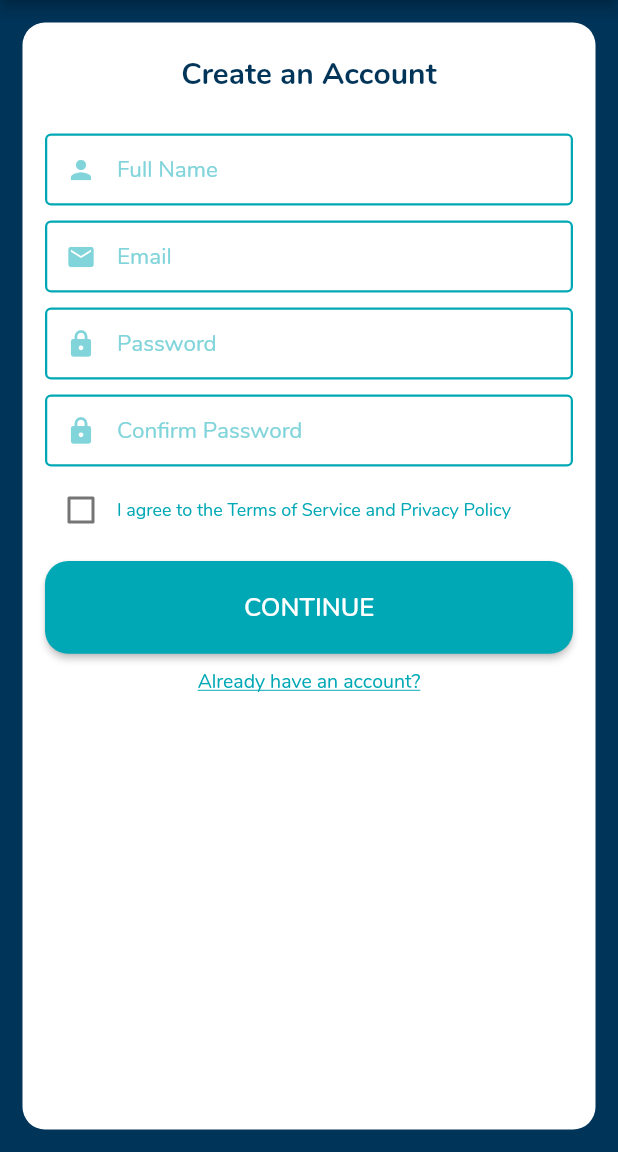
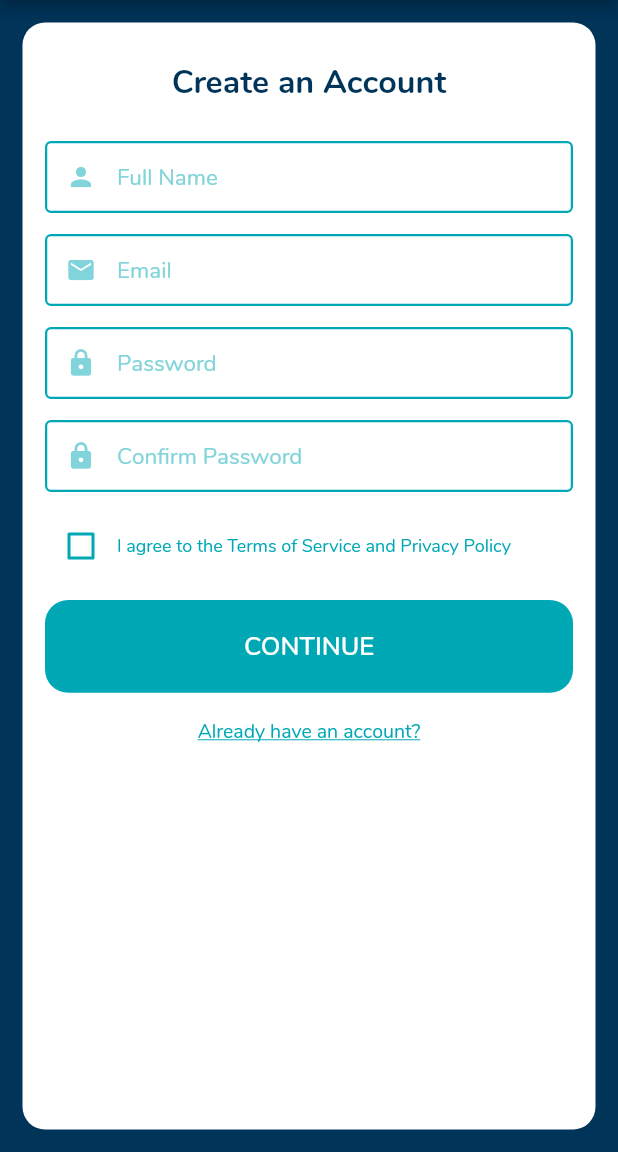
Before and after one commit to softeng-feup/open-cx-heapsdontlie, a Flutter app: the screen it shows after launch, after a tap on "Sign Up", on a phone screen of 412 x 824 dp, the part 84-1236 px from its top. Run offline on Flutter 3.47's test engine with Material 2 defaults, Android fonts, the phone set to English and light mode, and no system bars; our stand-ins replace flutter_blue, flutter_dotenv, flutter_redux, flutter_svg, image_picker, logger and 4 more; missing offline and left inert: flutter_barcode_scanner; network calls fail.

Commit message:
:lipstick: Made changes to the (many) suggested aspects, general look of the pages greatly improved

```diff
--- a/communio/lib/view/Widgets/create_profile_form.dart
+++ b/communio/lib/view/Widgets/create_profile_form.dart
@@ -25,10 +25,12 @@ class CreateProfileFormState extends State<CreateProfileForm> {
     return Column(
       children: <Widget>[
         Padding(
-          padding: EdgeInsets.symmetric(vertical: 21),
+          padding: EdgeInsets.only(top: 25, bottom: 18),
           child: Text("Create an Account",
-              style:
-                  Theme.of(context).textTheme.body1.apply(fontWeightDelta: 3)),
+              style: Theme.of(context)
+                  .textTheme
+                  .body1
+                  .apply(fontSizeDelta: 1.5, fontWeightDelta: 3)),
         ),
         Form(
             key: _formKey,
@@ -48,12 +50,17 @@ class CreateProfileFormState extends State<CreateProfileForm> {
 
   buildTOSCheckbox() {
     return Padding(
-      padding: EdgeInsets.symmetric(horizontal: 15),
+      padding: EdgeInsets.symmetric(horizontal: 15, vertical: 5),
       child: GestureDetector(
           onTap: () => _setAgreedToTOS(!_agreedToTOS),
           child: Row(
             children: <Widget>[
-              Checkbox(value: _agreedToTOS, onChanged: _setAgreedToTOS),
+              Checkbox(
+                value: _agreedToTOS,
+                onChanged: _setAgreedToTOS,
+                checkColor: Theme.of(context).colorScheme.onPrimary,
+                activeColor: Theme.of(context).colorScheme.primary,
+              ),
               Flexible(
                   child: Text(
                       'I agree to the Terms of Service and Privacy Policy',
@@ -87,12 +94,13 @@ Test Password: $testPassword,""");
     final height = MediaQuery.of(context).size.width * 0.15;
 
     return Padding(
-        padding: EdgeInsets.symmetric(vertical: 10, horizontal: 15),
+        padding: EdgeInsets.symmetric(vertical: 7, horizontal: 15),
         child: Center(
             child: ButtonTheme(
                 minWidth: MediaQuery.of(context).size.width,
                 height: height,
-                child: RaisedButton(
+                child: FlatButton(
+                  color: Theme.of(context).colorScheme.primary,
                   shape: RoundedRectangleBorder(
                       borderRadius: new BorderRadius.circular(height * 0.25)),
                   textColor: Theme.of(context).canvasColor,
@@ -110,7 +118,9 @@ Test Password: $testPassword,""");
   }
 
   Widget buildLoginLink() {
-    return Center(
+    return Padding(
+      padding: EdgeInsets.symmetric(vertical: 10),
+      child: Center(
         child: GestureDetector(
           child: Text(
             "Already have an account?",
@@ -122,6 +132,7 @@ Test Password: $testPassword,""");
           onTap: () {
             Navigator.of(context).pushNamed('/Login');
           },
+        ),
       ),
     );
   }
--- a/communio/lib/view/Widgets/profile_password_field.dart
+++ b/communio/lib/view/Widgets/profile_password_field.dart
@@ -82,7 +82,8 @@ class _ProfilePasswordFieldState extends State<ProfilePasswordField> {
                   ),
                 ),
                 suffixIcon: IconButton(
-                  icon: Icon(Icons.visibility,
+                  icon: Icon(
+                      _obscureText ? Icons.visibility : Icons.visibility_off,
                       color: Theme.of(context).colorScheme.primaryVariant,
                       size: 20),
                   onPressed: _toggle,
--- a/communio/lib/view/Widgets/profile_text_field.dart
+++ b/communio/lib/view/Widgets/profile_text_field.dart
@@ -19,7 +19,7 @@ class ProfileTextField extends StatelessWidget {
   @override
   Widget build(BuildContext context) {
     return Padding(
-        padding: EdgeInsets.symmetric(horizontal: 15, vertical: 5),
+        padding: EdgeInsets.symmetric(horizontal: 15, vertical: 7),
           child: TextFormField(
             controller: this.controller,
             validator: (value) {
--- a/communio/lib/view/theme.dart
+++ b/communio/lib/view/theme.dart
@@ -44,4 +44,5 @@ ThemeData applicationTheme = new ThemeData(
     button: TextStyle(fontSize: 25.0, color: whiteColor),
     overline: TextStyle(fontSize: 10.0, color: lighterCyanColor),
   ),
+  unselectedWidgetColor: cyanColor,
 );
```
Also changed, not shown: communio/lib/view/Widgets/login_form.dart (+12 -4 lines). Lines whose indentation alone changed are shown as unchanged.
